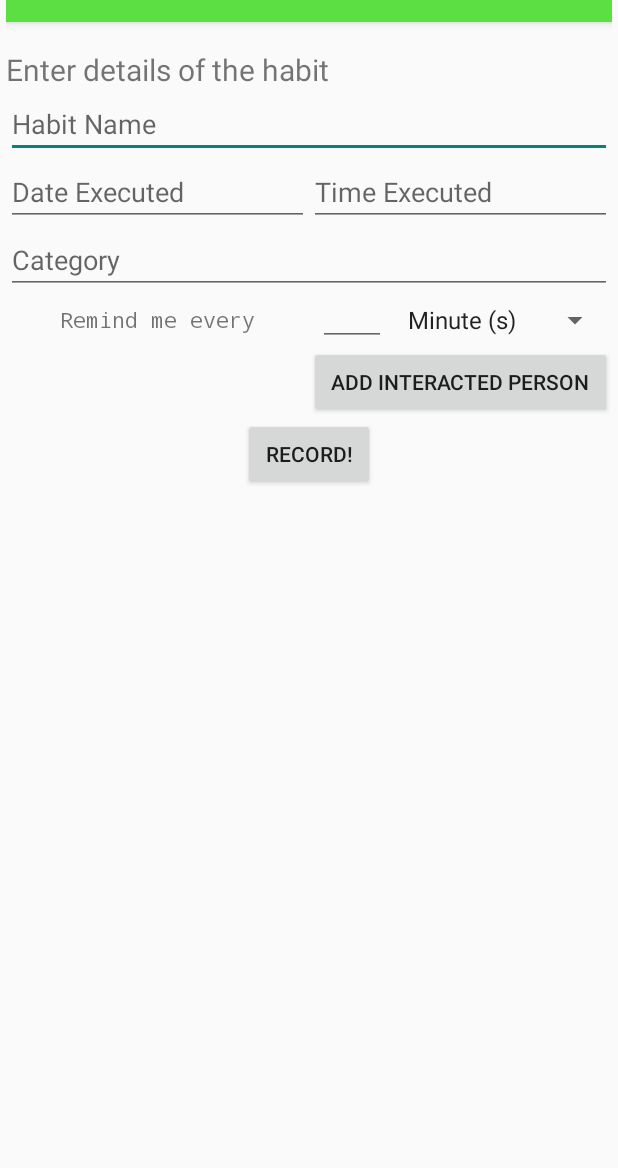
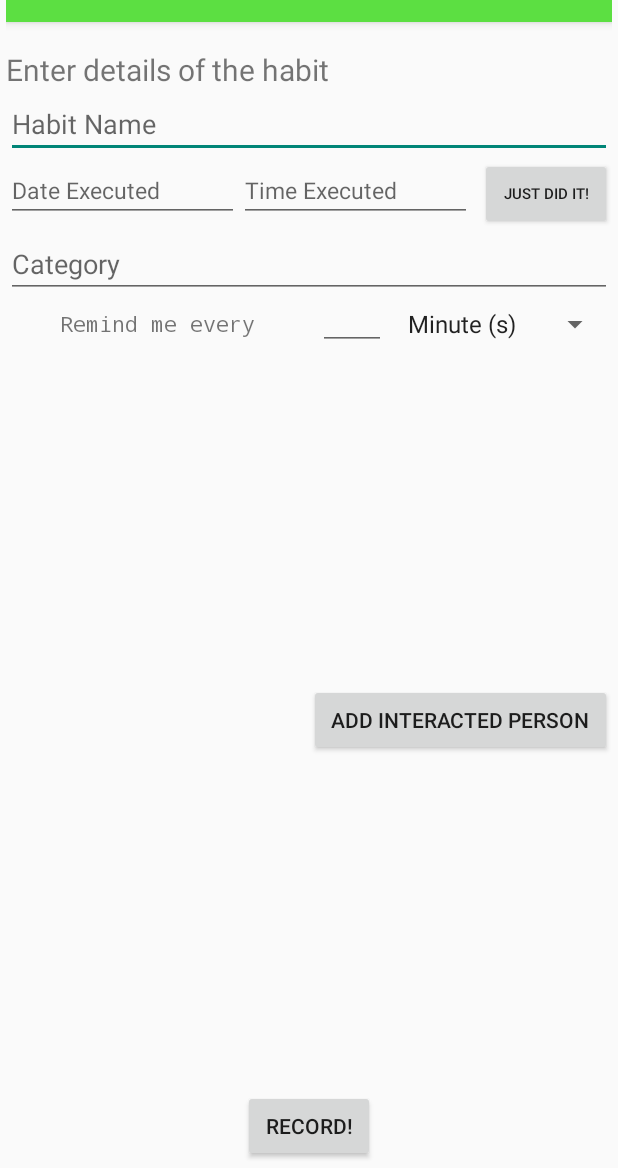
Before and after one commit to aimanuslim/Habit-Tracker, an Android app: the screen it shows after launch (MainActivity), on a phone screen of 412 x 824 dp, the part 68-1236 px from its top. Run offline under Robolectric (Android 15) with nearby library versions, the phone set to English and light mode, and no system bars; our stand-ins replace Firebase (no records; nobody signed in at launch, a user with empty details on screens opened directly).

Commit message:
added now button

```diff
--- a/app/src/main/java/com/theunheard/habitking/MainActivity.java
+++ b/app/src/main/java/com/theunheard/habitking/MainActivity.java
@@ -25,6 +25,7 @@ import android.widget.Button;
 import android.widget.EditText;
 import android.widget.ListView;
 import android.widget.Spinner;
+import android.widget.TextView;
 import android.widget.Toast;
 
 import com.google.firebase.auth.FirebaseAuth;
@@ -56,6 +57,7 @@ public class MainActivity extends AppCompatActivity {
 
     private Button addPersonButton;
     private Button recordButton;
+    private Button nowButton;
 
     private DBHandler _dbHandler;
 
@@ -125,6 +127,7 @@ public class MainActivity extends AppCompatActivity {
         repetitionFrequencyTextView = (EditText) findViewById(R.id.repetitionFrequencyInput);
         addPersonButton = (Button) findViewById(R.id.addPersonInteractedButton);
         recordButton = (Button) findViewById(R.id.recordButton);
+        nowButton = (Button) findViewById(R.id.nowButton);
 
         personInteractedListView = (ListView) findViewById(R.id.personInteractedListView);
 
@@ -176,6 +179,7 @@ public class MainActivity extends AppCompatActivity {
 
         setupRepetitionFrequencyField();
         setupAddInteractedPersonButton(addPersonButton);
+        setupNowButton();
         setupRecordButton(recordButton);
 
         // TODO: make the textfield for period resize
@@ -325,6 +329,16 @@ public class MainActivity extends AppCompatActivity {
         return true;
     }
 
+    private void setupNowButton () {
+        nowButton.setOnClickListener(new View.OnClickListener() {
+            @Override
+            public void onClick(View view) {
+                dateTextView.setText(Utility.dateToString(new Date(), Utility.dateFormat));
+                timeTextView.setText(Utility.dateToString(new Date(), Utility.timeFormat));
+
+            }
+        });
+    }
 
     private void setupPersonInteractedListView() {
 
--- a/app/src/main/java/com/theunheard/habitking/Utility.java
+++ b/app/src/main/java/com/theunheard/habitking/Utility.java
@@ -31,7 +31,7 @@ public class Utility {
     }
 
     public static String dateToString(Date date, String format) {
-        DateFormat formatter = new SimpleDateFormat(format, Locale.US);
+        DateFormat formatter = new SimpleDateFormat(format);
         return formatter.format(date.getTime());
     }
 
--- a/app/src/main/res/layout/activity_main.xml
+++ b/app/src/main/res/layout/activity_main.xml
@@ -11,7 +11,7 @@
     android:paddingRight="@dimen/activity_horizontal_margin"
     android:paddingTop="@dimen/activity_vertical_margin"
     tools:context="com.theunheard.habitking.MainActivity"
-    android:fillViewport="true"
+
     android:orientation="vertical"
     android:isScrollContainer="true"
     >
@@ -27,7 +27,9 @@
 
     <ScrollView
         android:layout_width="match_parent"
-        android:layout_height="match_parent">
+        android:layout_height="match_parent"
+        android:fillViewport="true"
+        >
 
 
         <LinearLayout
@@ -68,13 +70,13 @@
                 <EditText
                     android:layout_width="wrap_content"
                     android:layout_height="wrap_content"
-                    android:ems="10"
+                    android:ems="8"
                     android:id="@+id/dateLastPerformedInput"
                     android:layout_weight="1"
                     android:hint="Date Executed"
                     android:inputType="date"
                     android:focusable="false"
-
+                    android:textSize="15dp"
                     />
 
                 <EditText
@@ -83,11 +85,22 @@
                     android:layout_height="wrap_content"
 
                     android:inputType="time"
-                    android:ems="10"
+                    android:ems="8"
                     android:id="@+id/timeLastPerformedInput"
                     android:layout_weight="1"
                     android:hint="Time Executed"
+                    android:layout_marginRight="5dp"
+                    android:textSize="15dp"
 
+                    />
+
+                <Button
+                    android:text="Just did it!"
+                    android:ems="5"
+                    android:layout_width="wrap_content"
+                    android:layout_height="wrap_content"
+                    android:id="@+id/nowButton"
+                    android:textSize="10sp"
                     />
 
             </LinearLayout>
```
Also changed, not shown: 1 other file.
